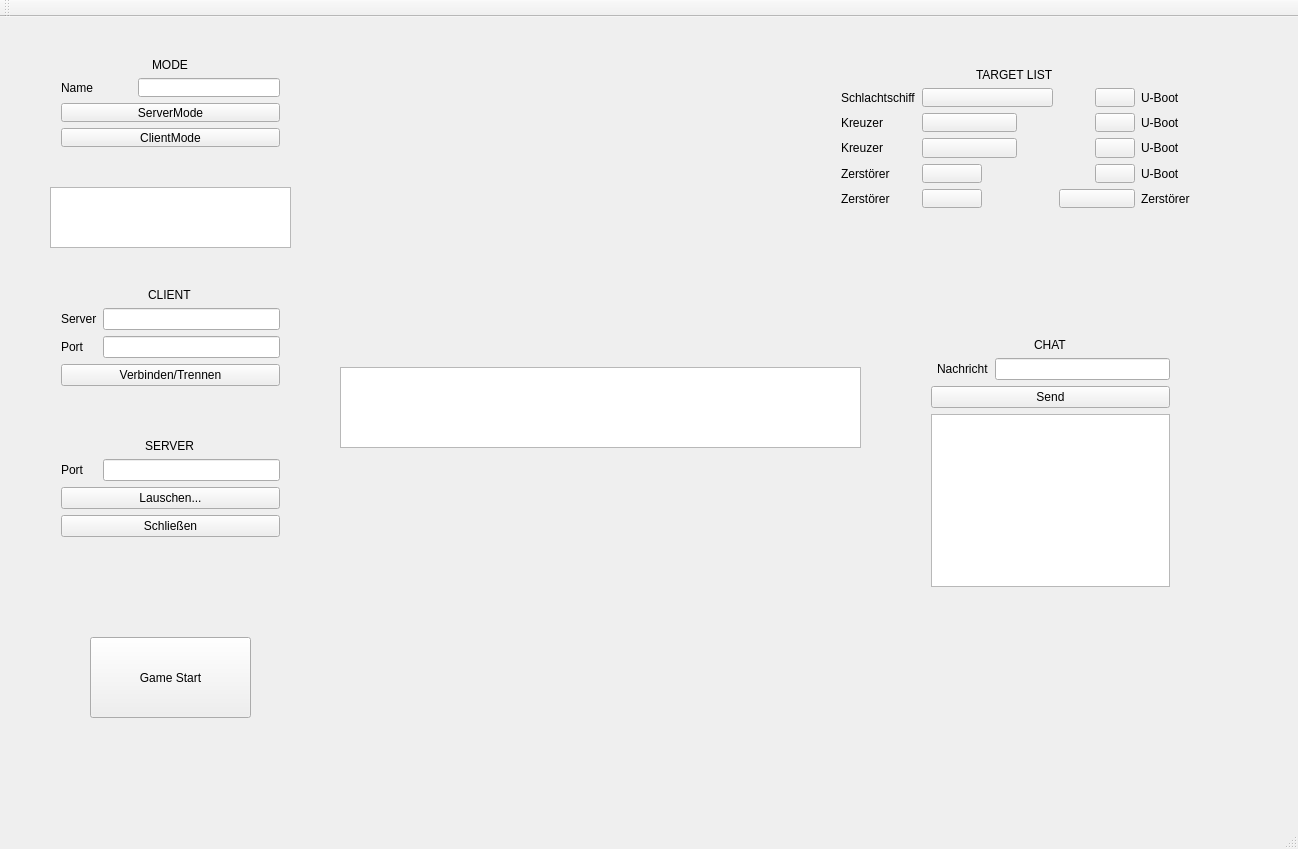
Before: the Qt Designer form gui.ui in heliumind/battleship, drawn with Qt 5.
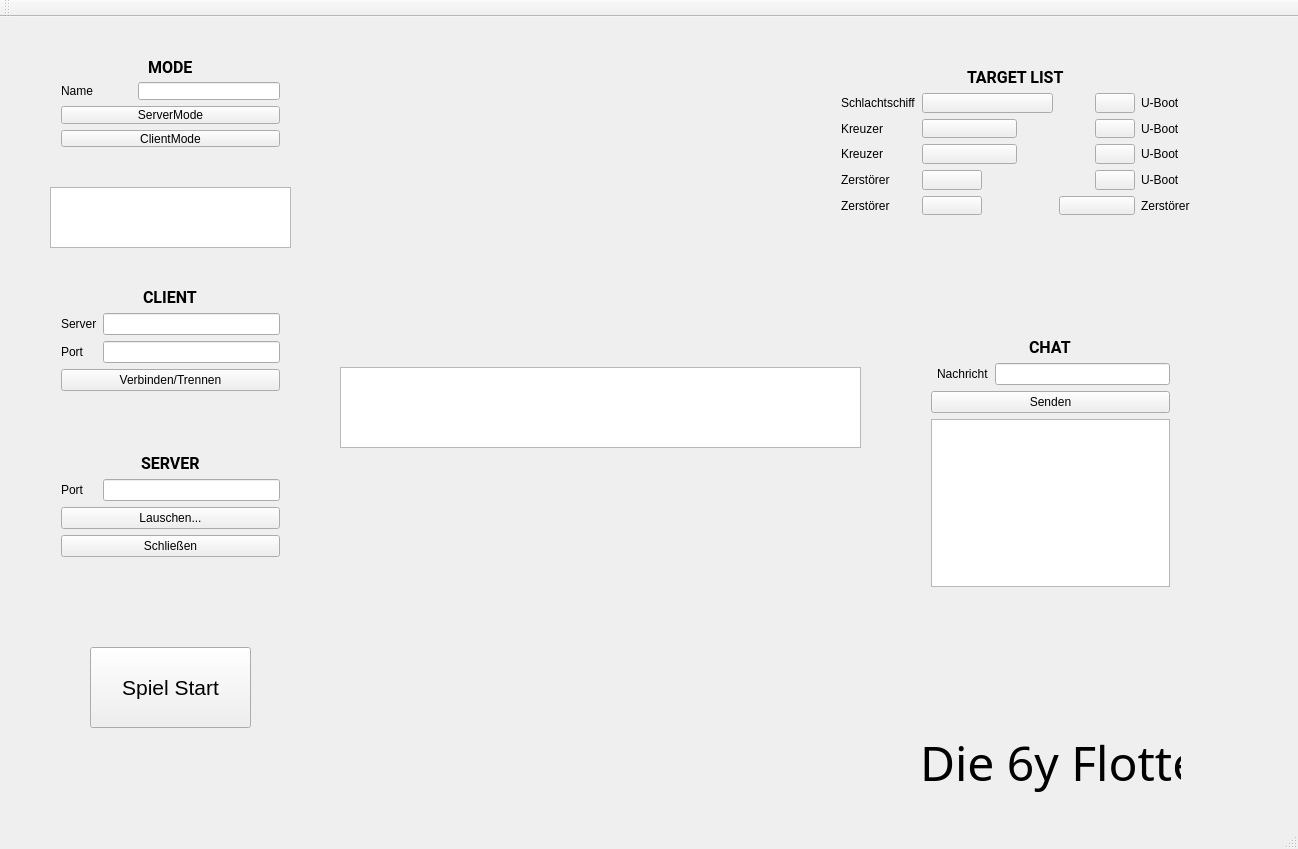
After: the same form once the commit is applied.

What changed in the file:
```diff
--- a/gui.ui
+++ b/gui.ui
@@ -20,7 +20,7 @@
       <x>50</x>
       <y>260</y>
       <width>241</width>
-      <height>271</height>
+      <height>291</height>
      </rect>
     </property>
     <layout class="QGridLayout" name="gridLayout_2">
@@ -53,6 +53,14 @@
      </item>
      <item row="0" column="1" colspan="2" alignment="Qt::AlignHCenter">
       <widget class="QLabel" name="client">
+       <property name="font">
+        <font>
+         <family>Roboto</family>
+         <pointsize>12</pointsize>
+         <weight>75</weight>
+         <bold>true</bold>
+        </font>
+       </property>
        <property name="text">
         <string>CLIENT</string>
        </property>
@@ -67,6 +75,14 @@
      </item>
      <item row="6" column="1" colspan="2" alignment="Qt::AlignHCenter">
       <widget class="QLabel" name="server">
+       <property name="font">
+        <font>
+         <family>Roboto</family>
+         <pointsize>12</pointsize>
+         <weight>75</weight>
+         <bold>true</bold>
+        </font>
+       </property>
        <property name="text">
         <string>SERVER</string>
        </property>
@@ -146,6 +162,14 @@
      </item>
      <item row="0" column="0" colspan="3" alignment="Qt::AlignHCenter">
       <widget class="QLabel" name="mode">
+       <property name="font">
+        <font>
+         <family>Roboto</family>
+         <pointsize>12</pointsize>
+         <weight>75</weight>
+         <bold>true</bold>
+        </font>
+       </property>
        <property name="text">
         <string>MODE</string>
        </property>
@@ -201,13 +225,18 @@
     <property name="geometry">
      <rect>
       <x>90</x>
-      <y>620</y>
+      <y>630</y>
       <width>161</width>
       <height>81</height>
      </rect>
     </property>
+    <property name="font">
+     <font>
+      <pointsize>16</pointsize>
+     </font>
+    </property>
     <property name="text">
-     <string>Game Start</string>
+     <string>Spiel Start</string>
     </property>
    </widget>
    <widget class="QWidget" name="gridLayoutWidget_6">
@@ -222,6 +251,14 @@
     <layout class="QGridLayout" name="chat_grid">
      <item row="0" column="0" colspan="3" alignment="Qt::AlignHCenter|Qt::AlignTop">
       <widget class="QLabel" name="chat">
+       <property name="font">
+        <font>
+         <family>Roboto</family>
+         <pointsize>12</pointsize>
+         <weight>75</weight>
+         <bold>true</bold>
+        </font>
+       </property>
        <property name="text">
         <string>CHAT</string>
        </property>
@@ -233,7 +270,7 @@
      <item row="2" column="0" colspan="3">
       <widget class="QPushButton" name="chat_send">
        <property name="text">
-        <string>Send</string>
+        <string>Senden</string>
        </property>
       </widget>
      </item>
@@ -255,7 +292,7 @@
       <x>830</x>
       <y>40</y>
       <width>371</width>
-      <height>182</height>
+      <height>189</height>
      </rect>
     </property>
     <layout class="QGridLayout" name="targetlist">
@@ -362,6 +399,14 @@
      </item>
      <item row="0" column="0" colspan="9" alignment="Qt::AlignHCenter">
       <widget class="QLabel" name="target">
+       <property name="font">
+        <font>
+         <family>Roboto</family>
+         <pointsize>12</pointsize>
+         <weight>75</weight>
+         <bold>true</bold>
+        </font>
+       </property>
        <property name="text">
         <string>TARGET LIST</string>
        </property>
@@ -616,6 +661,25 @@
      </item>
     </layout>
    </widget>
+   <widget class="QLabel" name="label">
+    <property name="geometry">
+     <rect>
+      <x>920</x>
+      <y>710</y>
+      <width>261</width>
+      <height>71</height>
+     </rect>
+    </property>
+    <property name="font">
+     <font>
+      <family>Lobster Two</family>
+      <pointsize>36</pointsize>
+     </font>
+    </property>
+    <property name="text">
+     <string>Die 6y Flotte</string>
+    </property>
+   </widget>
   </widget>
   <widget class="QMenuBar" name="menuBar">
    <property name="geometry">
```
Left out of the diff: 12 changed lines with no effect on the pictures.
